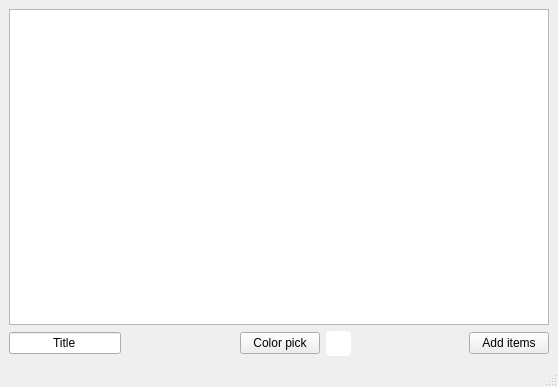
Kortepk/QtNodeItems, file mainwindow.ui: the form before one commit.
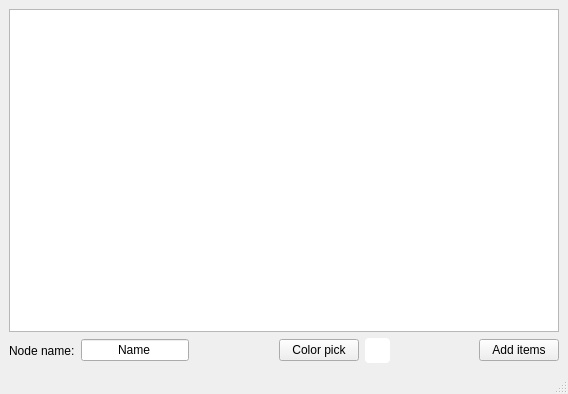
The form after the commit.

Commit message: Add node class

```diff
--- a/mainwindow.ui
+++ b/mainwindow.ui
@@ -6,8 +6,8 @@
    <rect>
     <x>0</x>
     <y>0</y>
-    <width>558</width>
-    <height>387</height>
+    <width>568</width>
+    <height>394</height>
    </rect>
   </property>
   <property name="windowTitle">
@@ -20,10 +20,17 @@
     </item>
     <item>
      <layout class="QHBoxLayout" name="horizontalLayout">
+      <item>
+       <widget class="QLabel" name="label">
+        <property name="text">
+         <string>Node name:</string>
+        </property>
+       </widget>
+      </item>
       <item>
        <widget class="QLineEdit" name="nodeName_le">
         <property name="text">
-         <string>Title</string>
+         <string>Name</string>
         </property>
         <property name="alignment">
          <set>Qt::AlignCenter</set>
```
Left out of the diff: 2 changed lines with no effect on the pictures. The commit also changes 5 other files.
